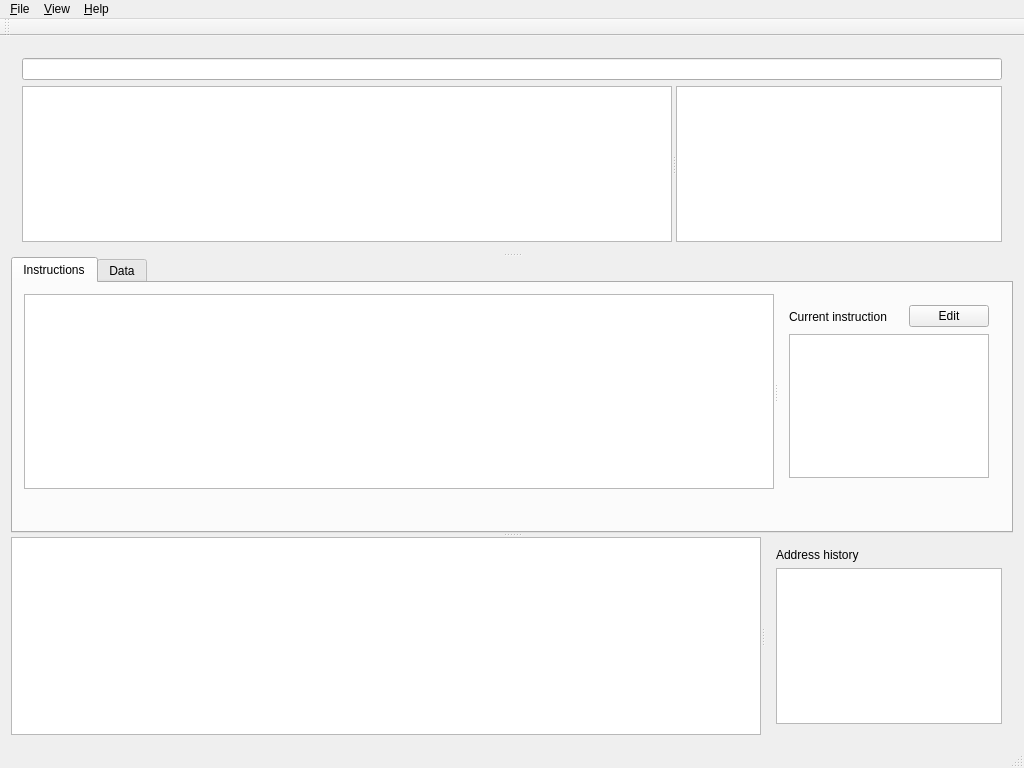
Above: src/qt/emilpro/mainwindow.ui from SimonKagstrom/emilpro before the change. Below: the same form after it.
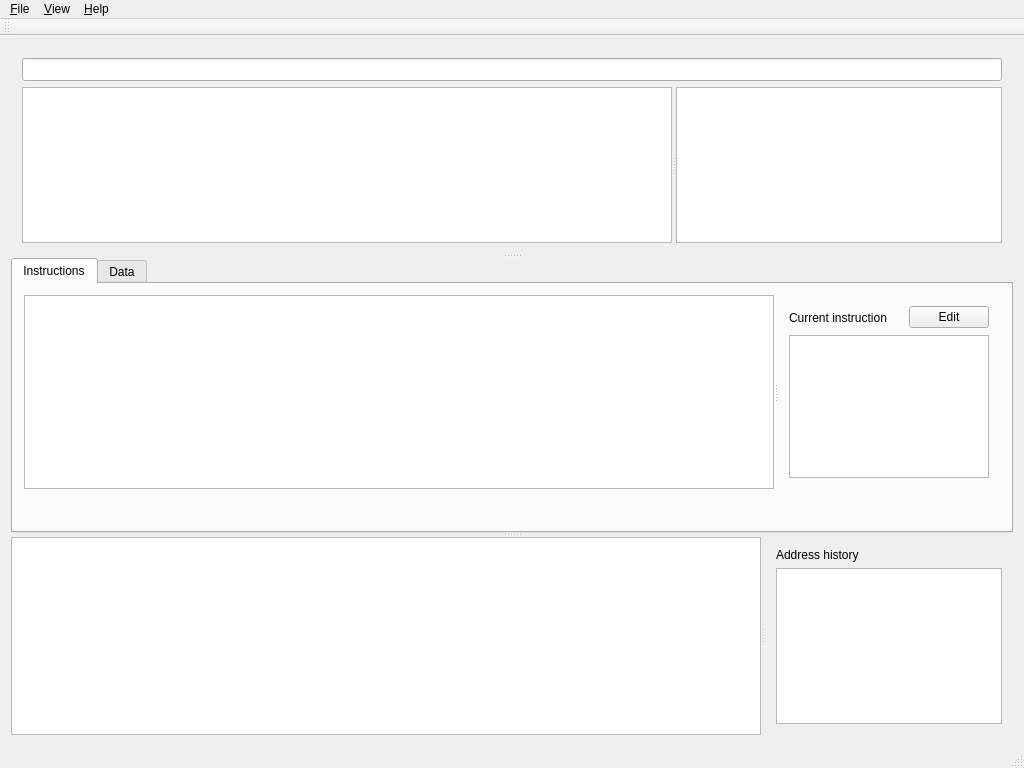
That is the form after the change.

Commit message: qt gui: Implement location bar handling

Diff of the .ui file:
```diff
--- a/src/qt/emilpro/mainwindow.ui
+++ b/src/qt/emilpro/mainwindow.ui
@@ -23,7 +23,15 @@
       <widget class="QWidget" name="layoutWidget">
        <layout class="QVBoxLayout" name="verticalLayout">
         <item>
-         <widget class="QLineEdit" name="locationLineEdit"/>
+         <widget class="QLineEdit" name="locationLineEdit">
+          <property name="font">
+           <font>
+            <family>Monospace</family>
+            <pointsize>10</pointsize>
+            <italic>false</italic>
+           </font>
+          </property>
+         </widget>
         </item>
         <item>
          <widget class="QSplitter" name="splitter">
```
The commit also changes 2 other files.
